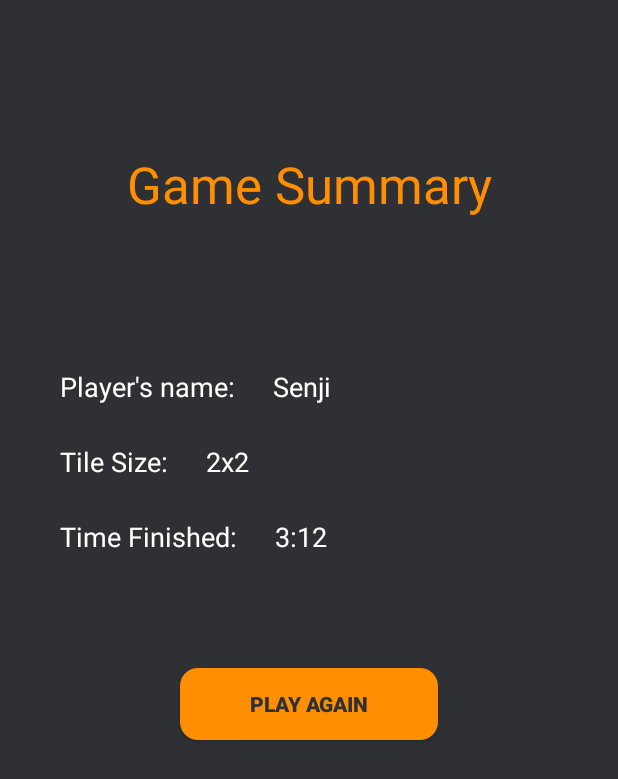
After one commit to Jhayooh/addition_app, an Android app: the SummaryActivity screen opened directly, with no data from a screen before it, on a phone screen of 412 x 824 dp. The commit adds this screen. Shown: the top 779 px of the screen. Run offline under Robolectric (Android 15) with nearby library versions, the phone set to English and light mode, and no system bars.

Commit message:
Added summary activity and play again button.

```diff
--- a/app/src/main/AndroidManifest.xml
+++ b/app/src/main/AndroidManifest.xml
@@ -12,6 +12,9 @@
         android:theme="@style/Theme.AdditionTable"
         tools:targetApi="31">
         <activity
+            android:name=".SummaryActivity"
+            android:exported="false" />
+        <activity
             android:name=".HomeActivity"
             android:exported="true">
             <intent-filter>
@@ -22,8 +25,7 @@
         </activity>
         <activity
             android:name=".MainActivity"
-            android:exported="true">
-        </activity>
+            android:exported="true"></activity>
     </application>
 
 </manifest>
--- a/app/src/main/java/com/example/additiontable/MainActivity.java
+++ b/app/src/main/java/com/example/additiontable/MainActivity.java
@@ -51,4 +51,9 @@ public class MainActivity extends AppCompatActivity {
         recreate();
     }
 
+    public void launchSummary(View view){
+        Intent intent = new Intent(this, SummaryActivity.class);
+        startActivity(intent);
+    }
+
 }
--- /dev/null
+++ b/app/src/main/java/com/example/additiontable/SummaryActivity.java
@@ -0,0 +1,21 @@
+package com.example.additiontable;
+
+import androidx.appcompat.app.AppCompatActivity;
+
+import android.content.Intent;
+import android.os.Bundle;
+import android.view.View;
+
+public class SummaryActivity extends AppCompatActivity {
+
+    @Override
+    protected void onCreate(Bundle savedInstanceState) {
+        super.onCreate(savedInstanceState);
+        setContentView(R.layout.activity_summary);
+    }
+
+    public void launchMainActivity(View view){
+        Intent intent = new Intent(this, MainActivity.class);
+        startActivity(intent);
+    }
+}
--- a/app/src/main/res/layout/activity_home.xml
+++ b/app/src/main/res/layout/activity_home.xml
@@ -139,7 +139,6 @@
         android:textStyle="bold"
         android:textColor="@color/main_black"
         app:layout_constraintEnd_toEndOf="parent"
-
         app:layout_constraintStart_toStartOf="parent"
         app:layout_constraintTop_toBottomOf="@+id/radioGroup" />
 
--- a/app/src/main/res/layout/activity_main.xml
+++ b/app/src/main/res/layout/activity_main.xml
@@ -307,7 +307,8 @@
             android:textColor="@color/main_black"
             android:textSize="18sp"
             android:layout_marginStart="10dp"
-            android:layout_marginEnd="10dp"/>
+            android:layout_marginEnd="10dp"
+            android:onClick="launchSummary"/>
 
         <ImageView
             android:layout_width="0dp"
--- /dev/null
+++ b/app/src/main/res/layout/activity_summary.xml
@@ -0,0 +1,111 @@
+<?xml version="1.0" encoding="utf-8"?>
+<androidx.constraintlayout.widget.ConstraintLayout xmlns:android="http://schemas.android.com/apk/res/android"
+    xmlns:app="http://schemas.android.com/apk/res-auto"
+    xmlns:tools="http://schemas.android.com/tools"
+    android:layout_width="match_parent"
+    android:layout_height="match_parent"
+    android:background="#2E3034"
+    tools:context=".SummaryActivity">
+
+
+    <TextView
+        android:id="@+id/summary"
+        android:layout_width="wrap_content"
+        android:layout_height="wrap_content"
+        android:layout_marginTop="100dp"
+        android:text="@string/game_summary"
+        android:textAlignment="center"
+        android:textColor="@color/main_gold"
+        android:textSize="34sp"
+        app:layout_constraintEnd_toEndOf="parent"
+        app:layout_constraintStart_toStartOf="parent"
+        app:layout_constraintTop_toTopOf="parent" />
+
+    <TextView
+        android:id="@+id/username_summary"
+        android:layout_width="wrap_content"
+        android:layout_height="wrap_content"
+        android:layout_marginStart="40dp"
+        android:layout_marginTop="100dp"
+        android:text="@string/usernameSum"
+        android:textColor="@color/white"
+        android:textSize="18sp"
+        app:layout_constraintStart_toStartOf="parent"
+        app:layout_constraintTop_toBottomOf="@+id/summary" />
+
+    <TextView
+        android:id="@+id/playername"
+        android:layout_width="wrap_content"
+        android:layout_height="wrap_content"
+        android:layout_marginStart="25dp"
+        android:layout_marginTop="100dp"
+        android:text="Senji"
+        android:textColor="@color/white"
+        android:textSize="18sp"
+        app:layout_constraintStart_toEndOf="@+id/username_summary"
+        app:layout_constraintTop_toBottomOf="@id/summary" />
+
+    <TextView
+        android:id="@+id/tileDiff"
+        android:layout_width="wrap_content"
+        android:layout_height="wrap_content"
+        android:layout_marginStart="40dp"
+        android:layout_marginTop="25dp"
+        android:text="Tile Size:"
+        android:textColor="@color/white"
+        android:textSize="18sp"
+        app:layout_constraintStart_toStartOf="parent"
+        app:layout_constraintTop_toBottomOf="@+id/username_summary" />
+
+    <TextView
+        android:id="@+id/tileSelected"
+        android:layout_width="wrap_content"
+        android:layout_height="wrap_content"
+        android:layout_marginStart="25dp"
+        android:layout_marginTop="25dp"
+        android:text="2x2"
+        android:textColor="@color/white"
+        android:textSize="18sp"
+        app:layout_constraintStart_toEndOf="@+id/tileDiff"
+        app:layout_constraintTop_toBottomOf="@+id/playername" />
+
+    <TextView
+        android:id="@+id/FinishedTime"
+        android:layout_width="wrap_content"
+        android:layout_height="wrap_content"
+        android:layout_marginStart="40dp"
+        android:layout_marginTop="25dp"
+        android:text="Time Finished:"
+        android:textColor="@color/white"
+        android:textSize="18sp"
+        app:layout_constraintStart_toStartOf="parent"
+        app:layout_constraintTop_toBottomOf="@+id/tileDiff" />
+
+    <TextView
+        android:id="@+id/TimeF"
+        android:layout_width="wrap_content"
+        android:layout_height="wrap_content"
+        android:layout_marginStart="25dp"
+        android:layout_marginTop="25dp"
+        android:text="3:12"
+        android:textColor="@color/white"
+        android:textSize="18sp"
+        app:layout_constraintStart_toEndOf="@+id/FinishedTime"
+        app:layout_constraintTop_toBottomOf="@+id/tileSelected" />
+
+    <Button
+        android:id="@+id/play_again"
+        android:layout_width="172dp"
+        android:layout_height="wrap_content"
+        android:layout_marginTop="75dp"
+        android:background="@drawable/shape_main"
+        android:backgroundTint="#FF8F00"
+        android:onClick="launchMainActivity"
+        android:text="Play Again"
+        android:textColor="@color/main_black"
+        android:textStyle="bold"
+        app:layout_constraintEnd_toEndOf="parent"
+        app:layout_constraintStart_toStartOf="parent"
+        app:layout_constraintTop_toBottomOf="@+id/TimeF" />
+
+</androidx.constraintlayout.widget.ConstraintLayout>
--- a/app/src/main/res/values/strings.xml
+++ b/app/src/main/res/values/strings.xml
@@ -4,6 +4,7 @@
     <string name="play">Play</string>
     <string name="tiles">Number of tiles</string>
     <string name="username">Player\'s name</string>
+    <string name="usernameSum">Player\'s name:</string>
     <string name="enter_your_name_here">Enter your name here</string>
     <string name="select_timer">Select time (minutes):</string>
     <string name="initial_value"></string>
@@ -12,6 +13,7 @@
     <string name="select_tiles">Select tiles:</string>
     <string name="history">History</string>
     <string name="restart_message">The game is restarted.</string>
+    <string name="game_summary">Game Summary</string>
 
 
     <string-array name="timer">
```
